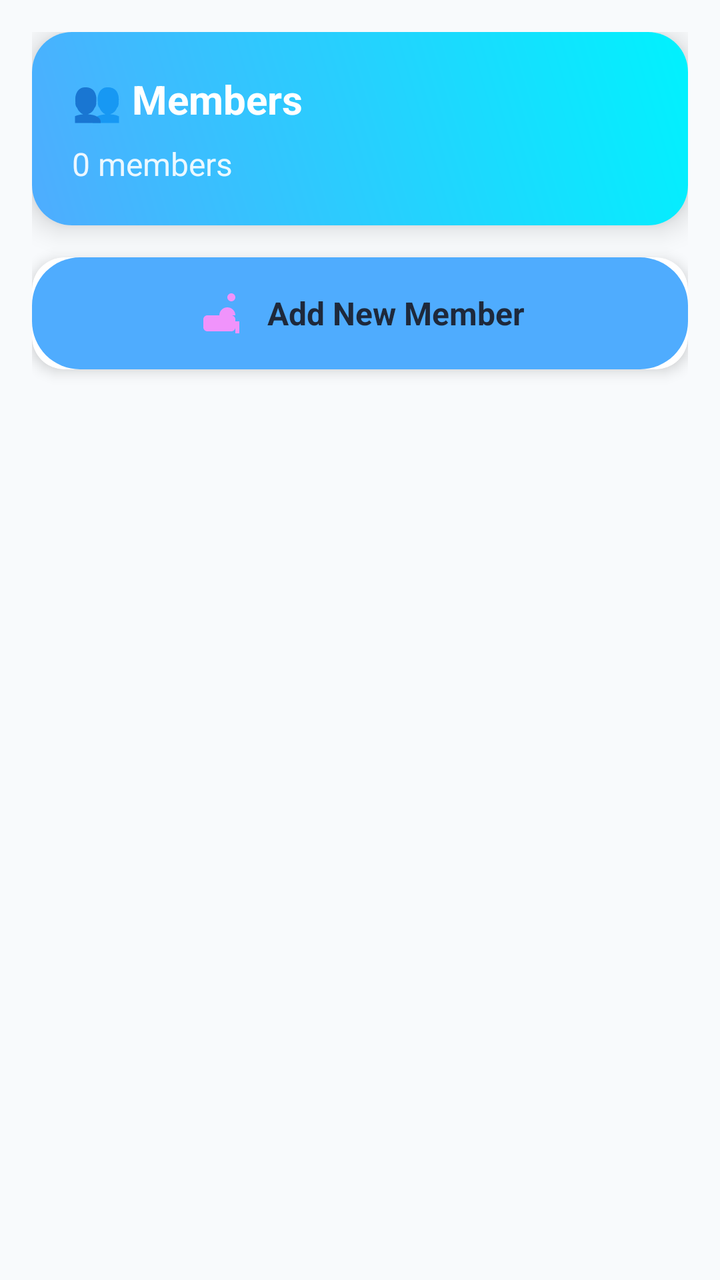
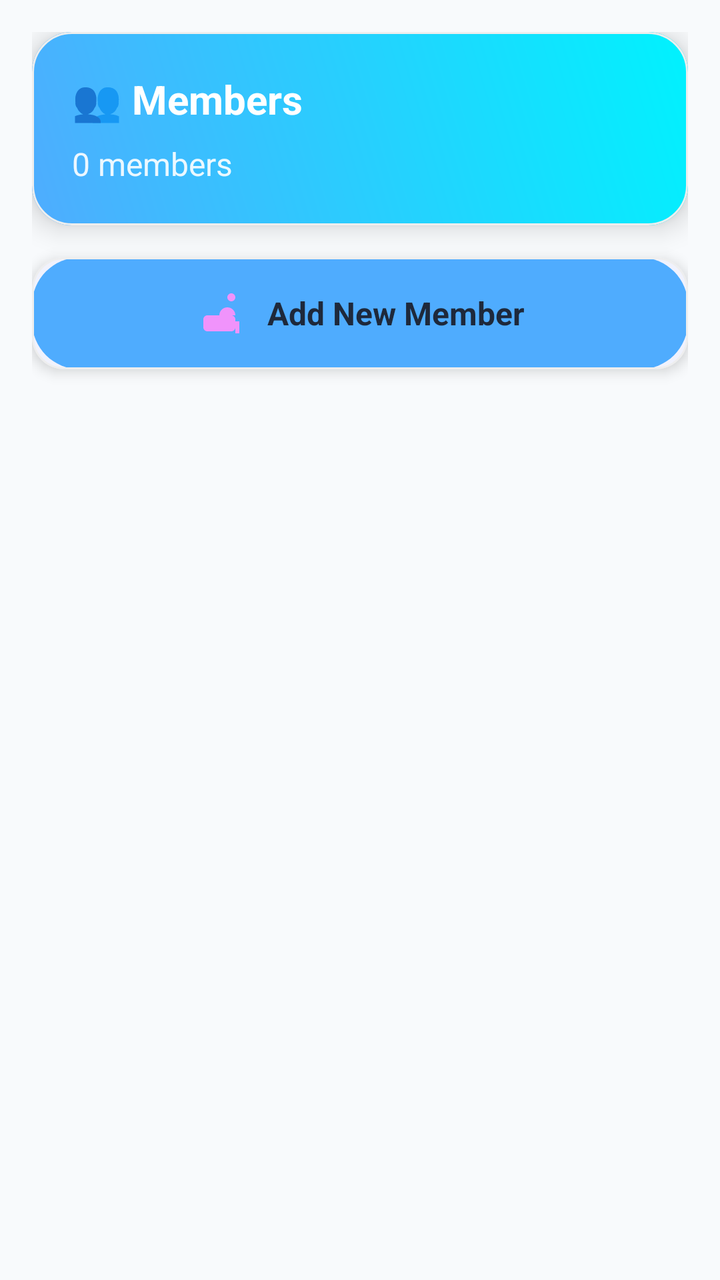

Compare the two renders of this Android layout. The source of the first and the diff that turns it into the second are given below.
<!-- AndroidManifest.xml: application theme Theme.NewtownBillSplitter -->
<!-- res/layout/fragment_members.xml -->
<?xml version="1.0" encoding="utf-8"?>
<LinearLayout xmlns:android="http://schemas.android.com/apk/res/android"
    xmlns:app="http://schemas.android.com/apk/res-auto"
    android:layout_width="match_parent"
    android:layout_height="match_parent"
    android:background="@color/background_primary"
    android:orientation="vertical"
    android:padding="16dp">

    
    <androidx.cardview.widget.CardView
        android:layout_width="match_parent"
        android:layout_height="wrap_content"
        android:layout_marginBottom="16dp"
        app:cardBackgroundColor="@color/background_card"
        app:cardCornerRadius="20dp"
        app:cardElevation="8dp">

        <LinearLayout
            android:layout_width="match_parent"
            android:layout_height="wrap_content"
            android:background="@drawable/gradient_accent"
            android:orientation="vertical"
            android:padding="20dp">

            <TextView
                android:layout_width="wrap_content"
                android:layout_height="wrap_content"
                android:text="👥 Members"
                android:textColor="@color/text_inverse"
                android:textSize="20sp"
                android:textStyle="bold" />

            <TextView
                android:id="@+id/memberCountText"
                android:layout_width="wrap_content"
                android:layout_height="wrap_content"
                android:layout_marginTop="8dp"
                android:text="0 members"
                android:textColor="@color/text_inverse"
                android:textSize="16sp"
                android:alpha="0.9" />

        </LinearLayout>

    </androidx.cardview.widget.CardView>

    
    <androidx.cardview.widget.CardView
        android:layout_width="match_parent"
        android:layout_height="wrap_content"
        android:layout_marginBottom="16dp"
        app:cardBackgroundColor="@color/background_card"
        app:cardCornerRadius="16dp"
        app:cardElevation="4dp">

        <LinearLayout
            android:id="@+id/addMemberButton"
            android:layout_width="match_parent"
            android:layout_height="wrap_content"
            android:background="@drawable/button_background_selector"
            android:clickable="true"
            android:focusable="true"
            android:gravity="center"
            android:orientation="horizontal"
            android:padding="16dp">

            <ImageView
                android:layout_width="24dp"
                android:layout_height="24dp"
                android:layout_marginEnd="12dp"
                android:src="@drawable/ic_people"
                android:tint="@color/secondary_500" />

            <TextView
                android:layout_width="wrap_content"
                android:layout_height="wrap_content"
                android:text="Add New Member"
                android:textColor="@color/text_primary"
                android:textSize="16sp"
                android:textStyle="bold" />

        </LinearLayout>

    </androidx.cardview.widget.CardView>

    
    <androidx.recyclerview.widget.RecyclerView
        android:id="@+id/membersRecyclerView"
        android:layout_width="match_parent"
        android:layout_height="0dp"
        android:layout_weight="1"
        android:clipToPadding="false"
        android:paddingBottom="80dp" />

    
    <LinearLayout
        android:id="@+id/emptyStateLayout"
        android:layout_width="match_parent"
        android:layout_height="0dp"
        android:layout_weight="1"
        android:gravity="center"
        android:orientation="vertical"
        android:visibility="gone">

        <ImageView
            android:layout_width="120dp"
            android:layout_height="120dp"
            android:src="@drawable/ic_people"
            android:tint="@color/gray_400"
            android:alpha="0.5" />

        <TextView
            android:layout_width="wrap_content"
            android:layout_height="wrap_content"
            android:layout_marginTop="16dp"
            android:text="No members yet"
            android:textColor="@color/text_secondary"
            android:textSize="18sp"
            android:textStyle="bold" />

        <TextView
            android:layout_width="wrap_content"
            android:layout_height="wrap_content"
            android:layout_marginTop="8dp"
            android:text="Add members to split the bill"
            android:textColor="@color/text_tertiary"
            android:textSize="14sp" />

    </LinearLayout>

</LinearLayout>
<!-- resources referenced by this layout -->
<resources>
  <color name="background_card">#ffffff</color>
  <color name="background_primary">#f8fafc</color>
  <color name="gray_400">#bdbdbd</color>
  <color name="secondary_500">#f093fb</color>
  <color name="text_inverse">#ffffff</color>
  <color name="text_primary">#1e293b</color>
  <color name="text_secondary">#64748b</color>
  <color name="text_tertiary">#94a3b8</color>
  <!-- drawable button_background_selector (drawable) -->
  <?xml version="1.0" encoding="utf-8"?>
  <ripple xmlns:android="http://schemas.android.com/apk/res/android"
      android:color="@color/accent_700">
      <item>
          <shape android:shape="rectangle">
              <solid android:color="@color/accent_500" />
              <corners android:radius="24dp" />
              <stroke
                  android:width="0dp"
                  android:color="@color/accent_500" />
          </shape>
      </item>
  </ripple>
  <!-- drawable gradient_accent (drawable) -->
  <?xml version="1.0" encoding="utf-8"?>
  <shape xmlns:android="http://schemas.android.com/apk/res/android">
      <gradient
          android:startColor="@color/accent_gradient_start"
          android:endColor="@color/accent_gradient_end"
          android:angle="45" />
  </shape>
  <!-- drawable ic_people (drawable) -->
  <?xml version="1.0" encoding="utf-8"?>
  <vector xmlns:android="http://schemas.android.com/apk/res/android"
      android:width="24dp"
      android:height="24dp"
      android:viewportWidth="24"
      android:viewportHeight="24">
      <path
          android:fillColor="#FF000000"
          android:pathData="M16,4c0,-1.11 0.89,-2 2,-2s2,0.89 2,2 -0.89,2 -2,2 -2,-0.89 -2,-2zM20,22v-6h2v6h-2zM22,13h-2c0,-2.21 -1.79,-4 -4,-4s-4,1.79 -4,4H6c-1.1,0 -2,0.9 -2,2v4c0,1.1 0.9,2 2,2h12c1.1,0 2,-0.9 2,-2v-4c0,-1.1 -0.9,-2 -2,-2z"/>
  </vector>
  <style name="Theme.NewtownBillSplitter" parent="Theme.Material3.DayNight">
          
          <item name="windowActionBar">false</item>
          <item name="windowNoTitle">true</item>
          
          
          <item name="colorPrimary">@color/primary_500</item>
          <item name="colorPrimaryVariant">@color/primary_700</item>
          <item name="colorOnPrimary">@color/white</item>
          
          
          <item name="colorSecondary">@color/accent_500</item>
          <item name="colorSecondaryVariant">@color/accent_700</item>
          <item name="colorOnSecondary">@color/white</item>
          
          
          <item name="android:statusBarColor">@color/primary_500</item>
          
          
          <item name="android:colorBackground">@color/background_primary</item>
          <item name="colorSurface">@color/background_card</item>
          <item name="colorOnSurface">@color/text_primary</item>
          
          
          <item name="android:textColorPrimary">@color/text_primary</item>
          <item name="android:textColorSecondary">@color/text_secondary</item>
          
          
          <item name="cardBackgroundColor">@color/background_card</item>
          <item name="cardCornerRadius">12dp</item>
          <item name="cardElevation">4dp</item>
      </style>
  <color name="accent_700">#3a86cc</color>
  <color name="accent_500">#4facfe</color>
  <color name="accent_gradient_start">#4facfe</color>
  <color name="accent_gradient_end">#00f2fe</color>
  <color name="primary_500">#667eea</color>
  <color name="primary_700">#4e5fc6</color>
  <color name="white">#FFFFFF</color>
</resources>

<!-- the commit's change to res/layout/fragment_members.xml (unified diff, before → after) -->
@@ -8,13 +8,15 @@
     android:padding="16dp">
 
     
-    <androidx.cardview.widget.CardView
+    <com.google.android.material.card.MaterialCardView
         android:layout_width="match_parent"
         android:layout_height="wrap_content"
         android:layout_marginBottom="16dp"
         app:cardBackgroundColor="@color/background_card"
         app:cardCornerRadius="20dp"
-        app:cardElevation="8dp">
+        app:cardElevation="8dp"
+        app:strokeColor="@color/gray_200"
+        app:strokeWidth="1dp">
 
         <LinearLayout
             android:layout_width="match_parent"
@@ -43,16 +45,18 @@
 
         </LinearLayout>
 
-    </androidx.cardview.widget.CardView>
+    </com.google.android.material.card.MaterialCardView>
 
     
-    <androidx.cardview.widget.CardView
+    <com.google.android.material.card.MaterialCardView
         android:layout_width="match_parent"
         android:layout_height="wrap_content"
         android:layout_marginBottom="16dp"
         app:cardBackgroundColor="@color/background_card"
         app:cardCornerRadius="16dp"
-        app:cardElevation="4dp">
+        app:cardElevation="4dp"
+        app:strokeColor="@color/gray_200"
+        app:strokeWidth="1dp">
 
         <LinearLayout
             android:id="@+id/addMemberButton"
@@ -82,7 +86,7 @@
 
         </LinearLayout>
 
-    </androidx.cardview.widget.CardView>
+    </com.google.android.material.card.MaterialCardView>
 
     
     <androidx.recyclerview.widget.RecyclerView
<!-- resource entries referenced after the edit -->
@@ -2,6 +2,7 @@
 <resources>
   <color name="background_card">#ffffff</color>
   <color name="background_primary">#f8fafc</color>
+  <color name="gray_200">#eeeeee</color>
   <color name="gray_400">#bdbdbd</color>
   <color name="secondary_500">#f093fb</color>
   <color name="text_inverse">#ffffff</color>
